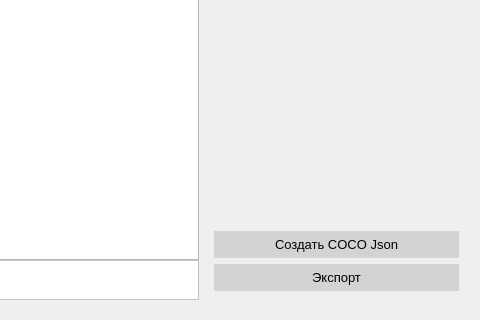
Above: desktop_app/design/dataset_page.ui from ivansoya/neural-master before the change; both pictures show x 908 to 1388 and y 541 to 861 of the 1388 by 861 pixel window. Below: the same form after it.
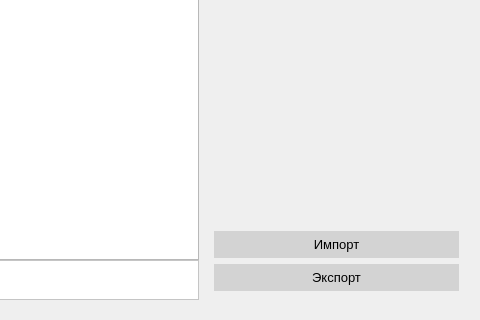
That is the form after the change. Custom widgets are drawn as their Qt base class.

```diff
--- a/desktop_app/design/dataset_page.ui
+++ b/desktop_app/design/dataset_page.ui
@@ -501,15 +501,24 @@
          <item>
           <widget class="QPushButton" name="button_to_coco">
            <property name="enabled">
-            <bool>false</bool>
+            <bool>true</bool>
            </property>
            <property name="font">
             <font>
              <pointsize>10</pointsize>
             </font>
            </property>
+           <property name="styleSheet">
+            <string notr="true">QWidget &gt; QPushButton {
+	background-color: rgb(88, 239, 255);
+}
+
+QWidget &gt; QPushButton:hover {
+	background-color: white;
+}</string>
+           </property>
            <property name="text">
-            <string>Создать COCO Json</string>
+            <string>Импорт</string>
            </property>
           </widget>
          </item>
```
Left out of the diff: 2 changed lines with no effect on the pictures.
